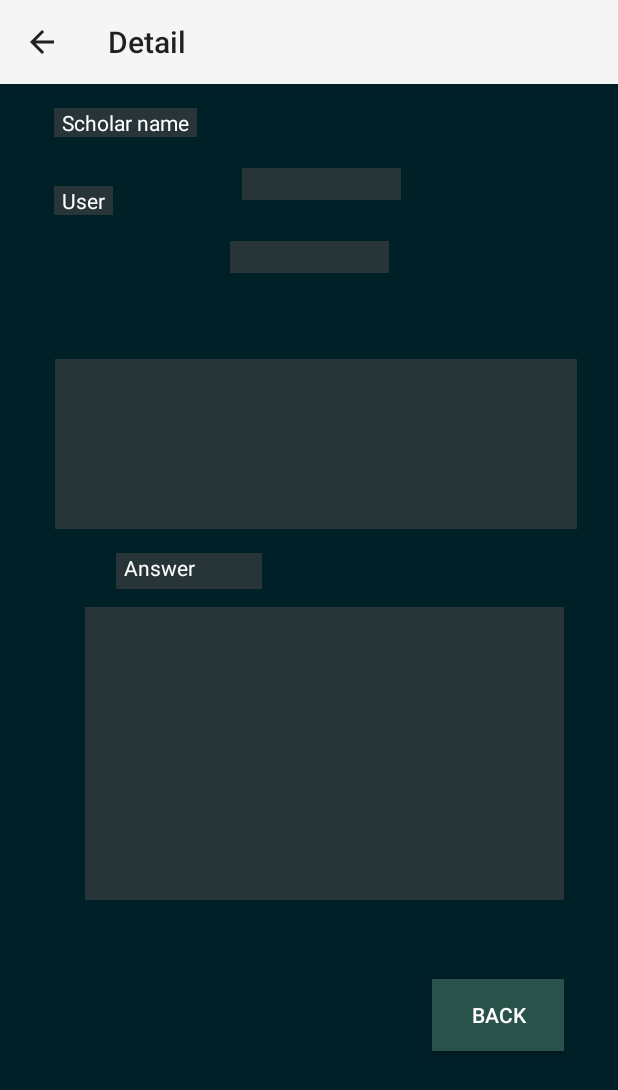
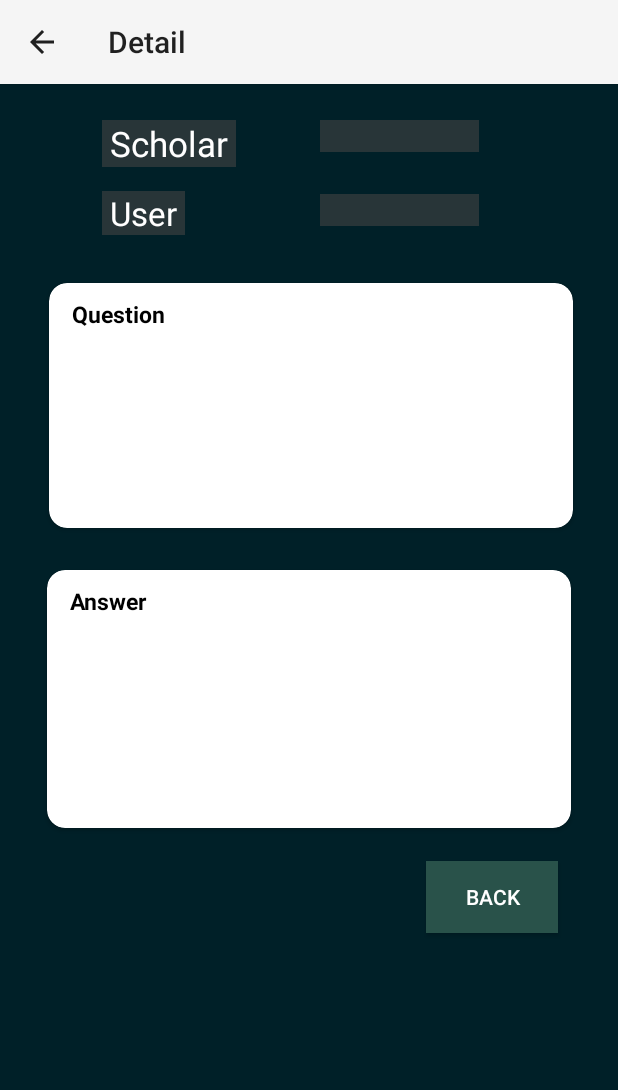
Before and after one commit to dannyz61/Prayer-Learner, an Android app: the QuestionDetails screen opened directly, with no data from a screen before it, on a phone screen of 412 x 824 dp. Shown: the top 1090 px of the screen. Run offline under Robolectric (Android 15) with nearby library versions, the phone set to English and light mode, and no system bars.

Commit message:
UI Upgrade

```diff
--- a/app/src/main/java/com/example/prayerlearner1/Python_Code.java
+++ b/app/src/main/java/com/example/prayerlearner1/Python_Code.java
@@ -1,10 +1,10 @@
 package com.example.prayerlearner1;
-
-import androidx.appcompat.app.AppCompatActivity;
 
 import android.os.Bundle;
 import android.view.View;
 import android.widget.Toast;
+
+import androidx.appcompat.app.AppCompatActivity;
 
 import com.chaquo.python.PyObject;
 import com.chaquo.python.Python;
--- a/app/src/main/java/com/example/prayerlearner1/QuestionDetails.java
+++ b/app/src/main/java/com/example/prayerlearner1/QuestionDetails.java
@@ -1,18 +1,17 @@
 package com.example.prayerlearner1;
-
-import androidx.appcompat.app.ActionBar;
-import androidx.appcompat.app.AppCompatActivity;
 
 import android.content.Intent;
 import android.os.Bundle;
 import android.view.MenuItem;
 import android.view.View;
-import android.widget.EditText;
 import android.widget.TextView;
 
+import androidx.appcompat.app.ActionBar;
+import androidx.appcompat.app.AppCompatActivity;
+
 public class QuestionDetails extends AppCompatActivity {
-TextView quesview,questime,anstime,scholarname,username;
-EditText ansview;
+TextView quesview,ansview, questime,anstime,scholarname,username;
+
 boolean is_scholar=false;
     @Override
     protected void onCreate(Bundle savedInstanceState) {
--- a/app/src/main/res/layout/activity_question_details.xml
+++ b/app/src/main/res/layout/activity_question_details.xml
@@ -7,17 +7,19 @@
     android:background="#002028"
     tools:context=".QuestionDetails">
 
+
     <TextView
         android:id="@+id/textView42"
         android:layout_width="wrap_content"
         android:layout_height="wrap_content"
-        android:layout_marginStart="36dp"
-        android:layout_marginTop="16dp"
+        android:layout_marginStart="68dp"
+        android:layout_marginTop="24dp"
         android:background="#9444"
         android:paddingStart="5dp"
         android:paddingEnd="5dp"
-        android:text="Scholar name"
+        android:text="Scholar"
         android:textColor="@color/white"
+        android:textSize="23dp"
         app:layout_constraintStart_toStartOf="parent"
         app:layout_constraintTop_toTopOf="parent" />
 
@@ -26,107 +28,172 @@
         android:layout_width="106dp"
         android:layout_height="21dp"
         android:layout_marginStart="52dp"
-        android:layout_marginTop="56dp"
+        android:layout_marginTop="24dp"
         android:background="#9444"
         android:paddingStart="5dp"
         android:paddingEnd="5dp"
         android:text="Molana TARIQ JAMEEL"
         android:textColor="@color/white"
         app:layout_constraintEnd_toEndOf="parent"
-        app:layout_constraintHorizontal_bias="0.191"
+        app:layout_constraintHorizontal_bias="0.292"
         app:layout_constraintStart_toEndOf="@+id/textView5"
-        app:layout_constraintTop_toTopOf="parent" />
-
-    <TextView
-        android:id="@+id/textView5"
-        android:layout_width="wrap_content"
-        android:layout_height="wrap_content"
-        android:layout_marginStart="36dp"
-        android:layout_marginTop="68dp"
-        android:background="#9444"
-        android:paddingStart="5dp"
-        android:paddingEnd="5dp"
-        android:text="User"
-        android:textColor="@color/white"
-        app:layout_constraintStart_toStartOf="parent"
         app:layout_constraintTop_toTopOf="parent" />
 
     <TextView
         android:id="@+id/user_name_view"
         android:layout_width="106dp"
         android:layout_height="21dp"
-        android:layout_marginTop="17dp"
+        android:layout_marginTop="28dp"
         android:background="#9444"
         android:paddingStart="5dp"
         android:paddingEnd="5dp"
         android:text="Molana TARIQ JAMEEL"
         android:textColor="@color/white"
         app:layout_constraintEnd_toEndOf="parent"
+        app:layout_constraintHorizontal_bias="0.698"
         app:layout_constraintStart_toStartOf="parent"
-        app:layout_constraintTop_toBottomOf="@+id/textView5" />
-
-    <View
-        android:id="@+id/view2"
-        android:layout_width="375dp"
-        android:layout_height="437dp"
-        android:layout_marginTop="72dp"
-        app:layout_constraintEnd_toEndOf="parent"
-        app:layout_constraintHorizontal_bias="0.666"
-        app:layout_constraintStart_toStartOf="parent"
-        app:layout_constraintTop_toBottomOf="@+id/textView5" />
+        app:layout_constraintTop_toBottomOf="@+id/scholar_name_view2" />
 
     <TextView
-        android:id="@+id/questionview"
-        android:layout_width="348dp"
-        android:layout_height="113dp"
-        android:layout_marginTop="24dp"
-        android:background="#9444"
-        android:paddingStart="5dp"
-        android:paddingEnd="5dp"
-        android:text="Question : The people of the neighbourhood donated wealth to build a mosque, but we were not able to build it for various reasons. One full Hijri year has passed: is it obligatory to give zakaah on this wealth?"
-        android:textColor="@color/white"
-        app:layout_constraintEnd_toEndOf="@+id/view2"
-        app:layout_constraintHorizontal_bias="0.444"
-        app:layout_constraintStart_toStartOf="@+id/view2"
-        app:layout_constraintTop_toTopOf="@+id/view2" />
-
-    <TextView
-        android:id="@+id/textView9"
-        android:layout_width="97dp"
-        android:layout_height="24dp"
+        android:id="@+id/textView5"
+        android:layout_width="wrap_content"
+        android:layout_height="wrap_content"
+        android:layout_marginStart="68dp"
         android:layout_marginTop="16dp"
         android:background="#9444"
         android:paddingStart="5dp"
         android:paddingEnd="5dp"
-        android:text="Answer"
+        android:text="User"
         android:textColor="@color/white"
-        app:layout_constraintBottom_toTopOf="@+id/ansview"
+        android:textSize="22dp"
+        app:layout_constraintStart_toStartOf="parent"
+        app:layout_constraintTop_toBottomOf="@+id/textView42" />
+
+    <View
+        android:id="@+id/view2"
+        android:layout_width="371dp"
+        android:layout_height="409dp"
+        android:layout_marginTop="8dp"
+        app:layout_constraintEnd_toEndOf="parent"
+        app:layout_constraintHorizontal_bias="0.555"
+        app:layout_constraintStart_toStartOf="parent"
+        app:layout_constraintTop_toBottomOf="@+id/textView5" />
+
+    <androidx.cardview.widget.CardView
+
+
+        android:id="@+id/cardView2"
+        android:layout_width="349dp"
+        android:layout_height="163dp"
+
+        android:layout_marginTop="24dp"
+        android:paddingStart="5dp"
+        android:paddingEnd="5dp"
+        android:text="Question : The people of the neighbourhood donated wealth to build a mosque, but we were not able to build it for various reasons. One full Hijri year has passed: is it obligatory to give zakaah on this wealth?"
+        android:textColor="@color/black"
+        app:cardCornerRadius="12dp"
         app:layout_constraintEnd_toEndOf="@+id/view2"
-        app:layout_constraintHorizontal_bias="0.19"
+        app:layout_constraintHorizontal_bias="0.444"
         app:layout_constraintStart_toStartOf="@+id/view2"
-        app:layout_constraintTop_toBottomOf="@+id/questionview"
-        app:layout_constraintVertical_bias="0.0" />
+        app:layout_constraintTop_toTopOf="@+id/view2">
 
-    <EditText
-        android:id="@+id/ansview"
-        android:layout_width="319dp"
-        android:layout_height="195dp"
-        android:layout_marginTop="52dp"
-        android:background="#9444"
+
+        <TextView
+            android:id="@+id/questionview"
+            android:layout_width="328dp"
+            android:layout_height="82dp"
+            android:layout_marginLeft="10dp"
+            android:layout_marginTop="35dp"
+            android:textColor="@color/black"
+            android:textSize="12dp">
+
+        </TextView>
+
+        <TextView
+            android:id="@+id/textView10"
+            android:layout_width="97dp"
+            android:layout_height="24dp"
+            android:layout_marginLeft="10dp"
+            android:layout_marginTop="10dp"
+            android:paddingStart="5dp"
+            android:paddingEnd="5dp"
+            android:text="Question"
+            android:textColor="@color/black"
+            android:textSize="15dp"
+            android:textStyle="bold" />
+
+        <TextView
+            android:id="@+id/qtimeview"
+            android:layout_width="185dp"
+            android:layout_height="27dp"
+            android:layout_marginStart="152dp"
+            android:layout_marginTop="120dp"
+            android:layout_marginEnd="14dp"
+
+            android:gravity="center"
+            android:text="TextView"
+
+            android:textColor="@color/black" />
+    </androidx.cardview.widget.CardView>
+
+    <androidx.cardview.widget.CardView
+
+        android:layout_width="349dp"
+        android:layout_height="172dp"
+
+        android:layout_marginTop="28dp"
         android:paddingStart="5dp"
         android:paddingEnd="5dp"
         android:text=" Praise be to Allah.  The wealth that has been allocated for a public interest, such as mosques or to be given to the poor, is not subject to zakaah, because it is not owned by a particular individual.  An-Nawawi (may Allah have mercy on him) said in al-Majmoo‘ (5/311): If the livestock has been allocated for a public interest, such as the poor, mosques, fighters in Allah’s cause, orphans and the like, then no zakaah is due on it, because it does not belong to a particular individual."
-        android:textColor="@color/white"
+        android:textColor="@color/black"
+        app:cardCornerRadius="12dp"
         app:layout_constraintEnd_toEndOf="@+id/view2"
-        app:layout_constraintHorizontal_bias="0.571"
+        app:layout_constraintHorizontal_bias="0.409"
         app:layout_constraintStart_toStartOf="@+id/view2"
-        app:layout_constraintTop_toBottomOf="@+id/questionview" />
+        app:layout_constraintTop_toBottomOf="@+id/cardView2">
+
+        <TextView
+            android:id="@+id/ansview"
+            android:layout_width="327dp"
+            android:layout_height="78dp"
+            android:layout_marginLeft="10dp"
+            android:layout_marginTop="35dp"
+            android:layout_marginBottom="233dp"
+            android:textSize="12dp">
+
+        </TextView>
+
+        <TextView
+            android:id="@+id/textView9"
+            android:layout_width="97dp"
+            android:layout_height="24dp"
+            android:layout_marginLeft="10dp"
+            android:layout_marginTop="10dp"
+            android:paddingStart="5dp"
+            android:paddingEnd="5dp"
+            android:text="Answer"
+            android:textColor="@color/black"
+            android:textSize="15dp"
+
+            android:textStyle="bold" />
+
+        <TextView
+            android:id="@+id/anstimeview"
+            android:layout_width="185dp"
+            android:layout_height="27dp"
+            android:layout_marginStart="152dp"
+            android:layout_marginTop="120dp"
+            android:layout_marginEnd="14dp"
+            android:gravity="center"
+            android:text="TextView"
+            android:textColor="@color/black" />
+    </androidx.cardview.widget.CardView>
 
     <Button
         android:id="@+id/button14"
         android:layout_width="wrap_content"
         android:layout_height="wrap_content"
-        android:layout_marginEnd="36dp"
+        android:layout_marginEnd="40dp"
         android:background="#29524A"
         android:onClick="back"
         android:text="Back"
@@ -134,30 +201,4 @@
         app:layout_constraintEnd_toEndOf="parent"
         app:layout_constraintTop_toBottomOf="@+id/view2" />
 
-    <TextView
-        android:id="@+id/qtimeview"
-        android:layout_width="185dp"
-        android:layout_height="27dp"
-        android:layout_marginTop="4dp"
-        android:layout_marginEnd="24dp"
-        android:gravity="center"
-        android:text="TextView"
-        android:textColor="@color/white"
-        app:layout_constraintEnd_toEndOf="parent"
-        app:layout_constraintTop_toBottomOf="@+id/questionview" />
-
-    <TextView
-        android:id="@+id/anstimeview"
-        android:layout_width="187dp"
-        android:layout_height="23dp"
-        android:layout_marginEnd="24dp"
-        android:layout_marginBottom="16dp"
-        android:gravity="center"
-        android:text="TextView"
-        android:textColor="@color/white"
-        app:layout_constraintBottom_toBottomOf="parent"
-        app:layout_constraintEnd_toEndOf="parent"
-        app:layout_constraintTop_toBottomOf="@+id/ansview"
-        app:layout_constraintVertical_bias="0.0" />
-
 </androidx.constraintlayout.widget.ConstraintLayout>
```
Also changed, not shown: app/src/main/res/layout/activity_ask_question.xml (+8 -8 lines), app/src/main/res/layout/activity_posture_result.xml (+24 -34 lines), app/src/main/res/layout/activity_qa.xml (+4 -4 lines), app/src/main/res/layout/question_item_view.xml (+18 -8 lines).
